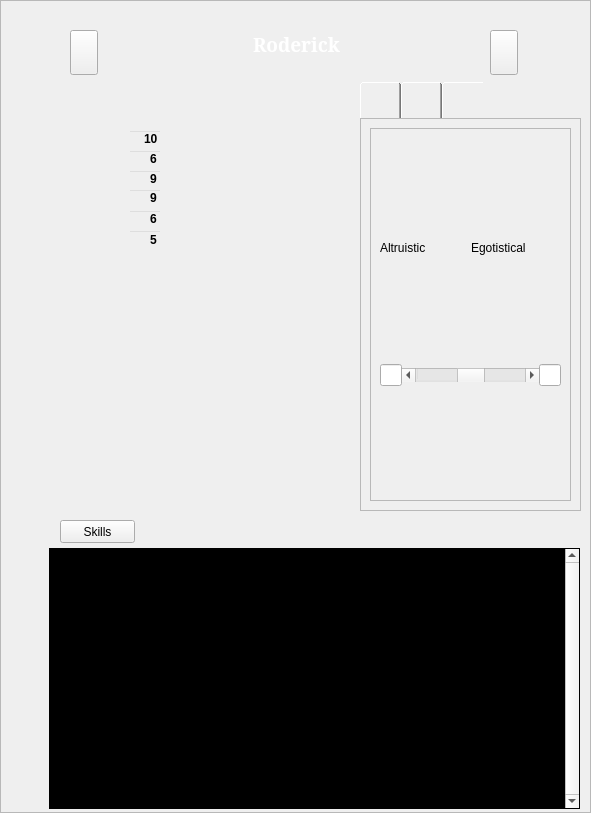
Above: charactertab.ui from fischerdr/MooseEdit before the change. Below: the same form after it.
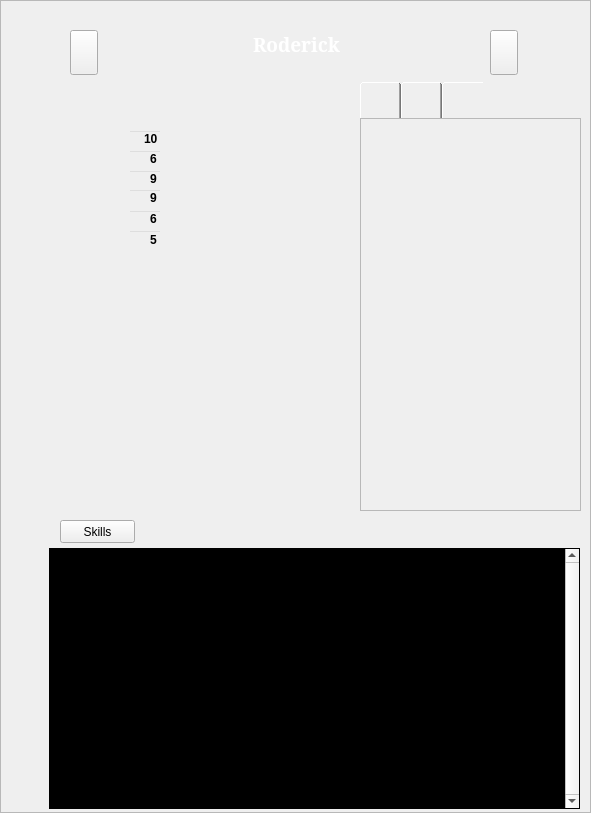
That is the form after the change. The open tabs and pages were chosen to show the change. Icons and pictures are not drawn. Custom widgets are drawn as their Qt base class.

Patch:
```diff
--- a/charactertab.ui
+++ b/charactertab.ui
@@ -1046,108 +1046,95 @@
        <number>0</number>
       </property>
       <item row="0" column="0">
-       <widget class="QFrame" name="frame_2">
+       <widget class="QWidget" name="traitsWidget" native="true">
         <property name="styleSheet">
-         <string notr="true">QFrame {
+         <string notr="true"/>
+        </property>
+        <layout class="QVBoxLayout" name="verticalLayout">
+         <property name="spacing">
+          <number>0</number>
+         </property>
+         <property name="leftMargin">
+          <number>0</number>
+         </property>
+         <property name="topMargin">
+          <number>0</number>
+         </property>
+         <property name="rightMargin">
+          <number>0</number>
+         </property>
+         <property name="bottomMargin">
+          <number>0</number>
+         </property>
+         <item>
+          <widget class="QScrollArea" name="scrollArea">
+           <property name="styleSheet">
+            <string notr="true">QScrollBar:vertical {
+	background-color: rgb(0, 0, 0);
+    width: 20px;
+}
+QScrollBar::up-arrow:vertical {
+	border-image: url(:/up-arrow.png);
+}
+QScrollBar::down-arrow:vertical {
+	border-image: url(:/down-arrow.png);
+}
+
+QScrollBar:horizontal {
+	background-color: rgb(0, 0, 0);
+}
+QScrollBar::left-arrow:horizontal {
+	border-image: url(:/left-arrow.png);
+}
+QScrollBar::right-arrow:horizontal {
+	border-image: url(:/right-arrow.png);
+}
+</string>
+           </property>
+           <property name="widgetResizable">
+            <bool>true</bool>
+           </property>
+           <widget class="QWidget" name="scrollAreaWidgetContents">
+            <property name="geometry">
+             <rect>
+              <x>0</x>
+              <y>0</y>
+              <width>219</width>
+              <height>391</height>
+             </rect>
+            </property>
+            <property name="styleSheet">
+             <string notr="true">#scrollAreaWidgetContents {
 	background-image: url(:/game_parchment.png);
 }</string>
-        </property>
-        <property name="frameShape">
-         <enum>QFrame::StyledPanel</enum>
-        </property>
-        <property name="frameShadow">
-         <enum>QFrame::Raised</enum>
-        </property>
-        <layout class="QVBoxLayout" name="verticalLayout_2">
-         <item>
-          <widget class="QFrame" name="frame_3">
-           <property name="frameShape">
-            <enum>QFrame::StyledPanel</enum>
-           </property>
-           <property name="frameShadow">
-            <enum>QFrame::Raised</enum>
-           </property>
-           <layout class="QVBoxLayout" name="verticalLayout">
-            <item>
-             <layout class="QHBoxLayout" name="horizontalLayout_2">
-              <property name="spacing">
-               <number>0</number>
-              </property>
-              <item>
-               <widget class="QLabel" name="label_2">
-                <property name="sizePolicy">
-                 <sizepolicy hsizetype="Preferred" vsizetype="Maximum">
-                  <horstretch>30</horstretch>
-                  <verstretch>0</verstretch>
-                 </sizepolicy>
+            </property>
+            <layout class="QVBoxLayout" name="verticalLayout_2">
+             <property name="spacing">
+              <number>0</number>
+             </property>
+             <property name="leftMargin">
+              <number>0</number>
+             </property>
+             <property name="topMargin">
+              <number>0</number>
+             </property>
+             <property name="rightMargin">
+              <number>0</number>
+             </property>
+             <property name="bottomMargin">
+              <number>0</number>
+             </property>
+             <item>
+              <widget class="QWidget" name="traitsGroup" native="true">
+               <layout class="QVBoxLayout" name="verticalLayout_4">
+                <property name="spacing">
+                 <number>2</number>
                 </property>
-                <property name="text">
-                 <string>Altruistic</string>
-                </property>
-               </widget>
-              </item>
-              <item>
-               <widget class="QLabel" name="label_3">
-                <property name="sizePolicy">
-                 <sizepolicy hsizetype="Preferred" vsizetype="Maximum">
-                  <horstretch>30</horstretch>
-                  <verstretch>0</verstretch>
-                 </sizepolicy>
-                </property>
-                <property name="text">
-                 <string>Egotistical</string>
-                </property>
-               </widget>
-              </item>
-             </layout>
-            </item>
-            <item>
-             <layout class="QHBoxLayout" name="horizontalLayout">
-              <property name="spacing">
-               <number>0</number>
-              </property>
-              <item>
-               <widget class="QLineEdit" name="lineEdit_2">
-                <property name="sizePolicy">
-                 <sizepolicy hsizetype="Preferred" vsizetype="Fixed">
-                  <horstretch>3</horstretch>
-                  <verstretch>0</verstretch>
-                 </sizepolicy>
-                </property>
-               </widget>
-              </item>
-              <item>
-               <widget class="QScrollBar" name="horizontalScrollBar">
-                <property name="sizePolicy">
-                 <sizepolicy hsizetype="Preferred" vsizetype="Fixed">
-                  <horstretch>55</horstretch>
-                  <verstretch>0</verstretch>
-                 </sizepolicy>
-                </property>
-                <property name="maximum">
-                 <number>100</number>
-                </property>
-                <property name="sliderPosition">
-                 <number>50</number>
-                </property>
-                <property name="orientation">
-                 <enum>Qt::Horizontal</enum>
-                </property>
-               </widget>
-              </item>
-              <item>
-               <widget class="QLineEdit" name="lineEdit">
-                <property name="sizePolicy">
-                 <sizepolicy hsizetype="Preferred" vsizetype="Fixed">
-                  <horstretch>3</horstretch>
-                  <verstretch>0</verstretch>
-                 </sizepolicy>
-                </property>
-               </widget>
-              </item>
-             </layout>
-            </item>
-           </layout>
+               </layout>
+              </widget>
+             </item>
+            </layout>
+           </widget>
           </widget>
          </item>
         </layout>
```
Left out of the diff: 8 changed lines with no effect on the pictures.
